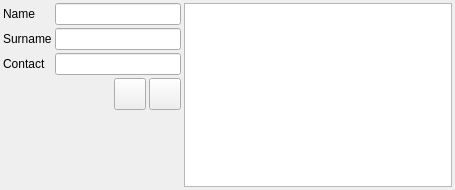
Qt form kstars/oal/observeradd.ui (KDE/kstars) before a commit.
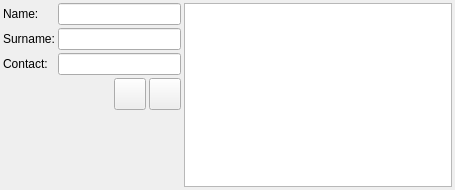
The same form after that commit.

The edit to the form file:
```diff
--- a/kstars/oal/observeradd.ui
+++ b/kstars/oal/observeradd.ui
@@ -50,7 +50,7 @@
          <item row="0" column="0">
           <widget class="QLabel" name="label">
            <property name="text">
-            <string>Name</string>
+            <string>Name:</string>
            </property>
           </widget>
          </item>
@@ -60,7 +60,7 @@
          <item row="1" column="0">
           <widget class="QLabel" name="label_2">
            <property name="text">
-            <string>Surname</string>
+            <string>Surname:</string>
            </property>
           </widget>
          </item>
@@ -70,7 +70,7 @@
          <item row="2" column="0">
           <widget class="QLabel" name="label_3">
            <property name="text">
-            <string>Contact</string>
+            <string>Contact:</string>
            </property>
           </widget>
          </item>
```
